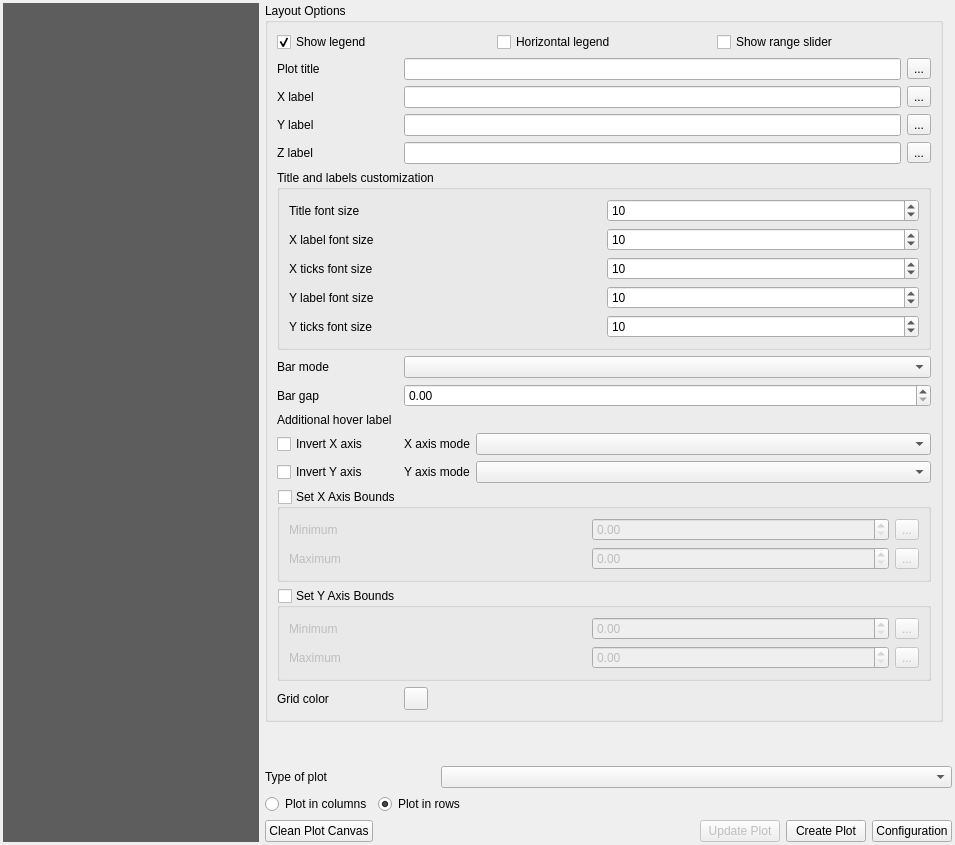
Old version of the form DataPlotly/ui/dataplotly_dockwidget_base.ui in the repository ghtmtt/DataPlotly.
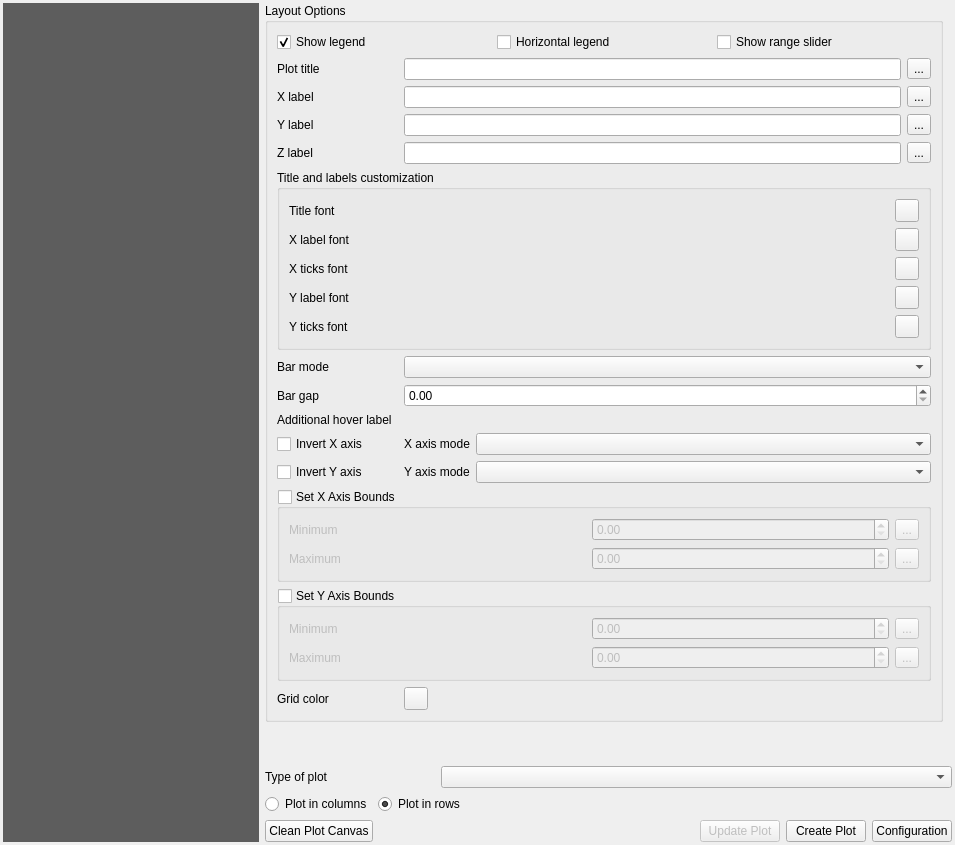
New version of the form. The open tabs and pages were chosen to show the change. Custom widgets are drawn as their Qt base class.

Commit message:
Use QgsFontButton instead of size input only.
Still needs some work to keep in mind the parameters between two sessions.

```diff
--- a/DataPlotly/ui/dataplotly_dockwidget_base.ui
+++ b/DataPlotly/ui/dataplotly_dockwidget_base.ui
@@ -1214,102 +1214,52 @@
                        <item row="0" column="0">
                         <widget class="QLabel" name="font_size_title_label">
                          <property name="text">
-                          <string>Title font size</string>
+                          <string>Title font</string>
                          </property>
                         </widget>
                        </item>
                        <item row="3" column="0">
                         <widget class="QLabel" name="font_size_xlabel_label">
                          <property name="text">
-                          <string>X label font size</string>
+                          <string>X label font</string>
                          </property>
                         </widget>
                        </item>
                        <item row="6" column="0">
                         <widget class="QLabel" name="font_size_yticks_label">
                          <property name="text">
-                          <string>Y ticks font size</string>
-                         </property>
-                        </widget>
-                       </item>
-                       <item row="4" column="2">
-                        <widget class="QSpinBox" name="font_size_xticks_value">
-                         <property name="minimum">
-                          <number>1</number>
-                         </property>
-                         <property name="maximum">
-                          <number>1000</number>
-                         </property>
-                         <property name="value">
-                          <number>10</number>
-                         </property>
-                        </widget>
-                       </item>
-                       <item row="0" column="2">
-                        <widget class="QSpinBox" name="font_size_title_value">
-                         <property name="minimum">
-                          <number>1</number>
-                         </property>
-                         <property name="maximum">
-                          <number>1000</number>
-                         </property>
-                         <property name="value">
-                          <number>10</number>
-                         </property>
-                        </widget>
-                       </item>
-                       <item row="6" column="2">
-                        <widget class="QSpinBox" name="font_size_yticks_value">
-                         <property name="minimum">
-                          <number>1</number>
-                         </property>
-                         <property name="maximum">
-                          <number>1000</number>
-                         </property>
-                         <property name="value">
-                          <number>10</number>
+                          <string>Y ticks font</string>
                          </property>
                         </widget>
                        </item>
                        <item row="4" column="0">
                         <widget class="QLabel" name="font_size_xticks_label">
                          <property name="text">
-                          <string>X ticks font size</string>
+                          <string>X ticks font</string>
                          </property>
                         </widget>
                        </item>
                        <item row="5" column="0">
                         <widget class="QLabel" name="font_size_ylabel_label">
                          <property name="text">
-                          <string>Y label font size</string>
+                          <string>Y label font</string>
                          </property>
                         </widget>
                        </item>
+                       <item row="0" column="2">
+                        <widget class="QgsFontButton" name="font_title_style"/>
+                       </item>
                        <item row="3" column="2">
-                        <widget class="QSpinBox" name="font_size_xlabel_value">
-                         <property name="minimum">
-                          <number>1</number>
-                         </property>
-                         <property name="maximum">
-                          <number>1000</number>
-                         </property>
-                         <property name="value">
-                          <number>10</number>
-                         </property>
-                        </widget>
+                        <widget class="QgsFontButton" name="font_xlabel_style"/>
+                       </item>
+                       <item row="4" column="2">
+                        <widget class="QgsFontButton" name="font_xticks_style"/>
                        </item>
                        <item row="5" column="2">
-                        <widget class="QSpinBox" name="font_size_ylabel_value">
-                         <property name="minimum">
-                          <number>1</number>
-                         </property>
-                         <property name="maximum">
-                          <number>1000</number>
-                         </property>
-                         <property name="value">
-                          <number>10</number>
-                         </property>
-                        </widget>
+                        <widget class="QgsFontButton" name="font_ylabel_style"/>
+                       </item>
+                       <item row="6" column="2">
+                        <widget class="QgsFontButton" name="font_yticks_style"/>
                        </item>
                       </layout>
                      </widget>
@@ -1513,6 +1463,11 @@
    <extends>QWidget</extends>
    <header>qgsfieldexpressionwidget.h</header>
   </customwidget>
+  <customwidget>
+   <class>QgsFontButton</class>
+   <extends>QToolButton</extends>
+   <header>qgsfontbutton.h</header>
+  </customwidget>
   <customwidget>
    <class>QgsMapLayerComboBox</class>
    <extends>QComboBox</extends>
```
Left out of the diff: 10 changed lines with no effect on the pictures. The commit also changes 3 other files.
